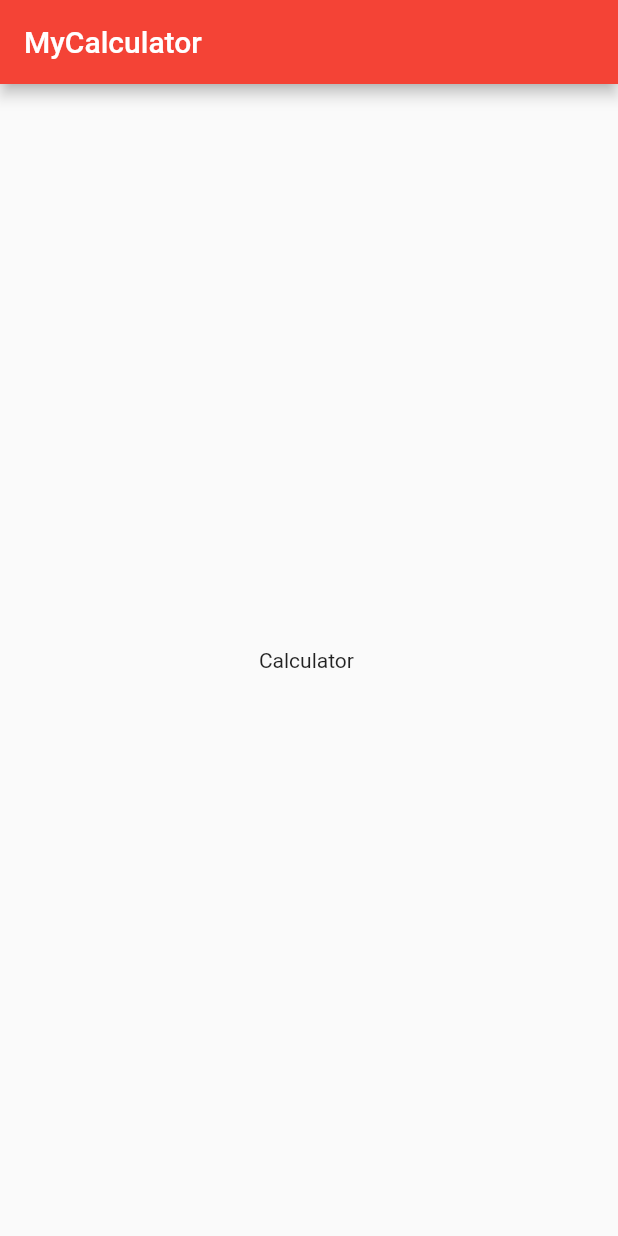
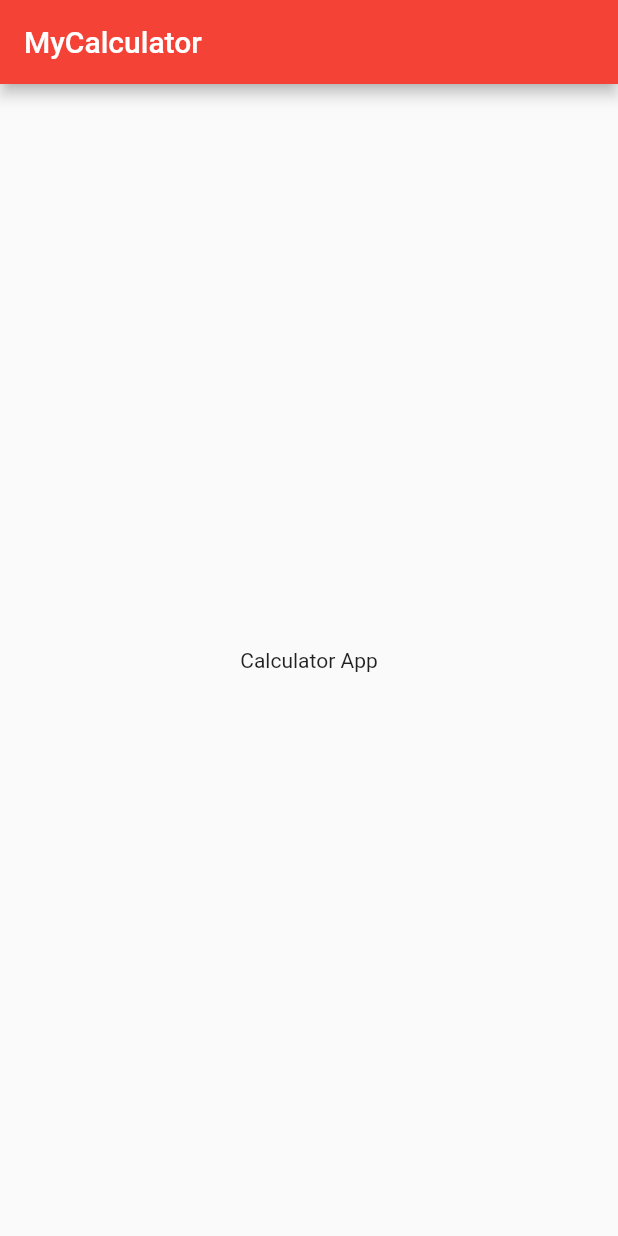
Before and after one commit to ebinsanty/flutter_app3, a Flutter app: the screen it shows after launch, on a phone screen of 412 x 824 dp. Run offline on Flutter 3.47's test engine with Material 2 defaults, Android fonts, the phone set to English and light mode, and no system bars.

Commit message:
Update home_page.dart

```diff
--- a/lib/home_page.dart
+++ b/lib/home_page.dart
@@ -14,7 +14,7 @@ class HomePageState extends State<HomePage>{
       ),
       body: new Container(
         child: new Center(
-          child: new Text("Calculator "),
+          child: new Text("Calculator App"),
         ),
       ),
 
```
